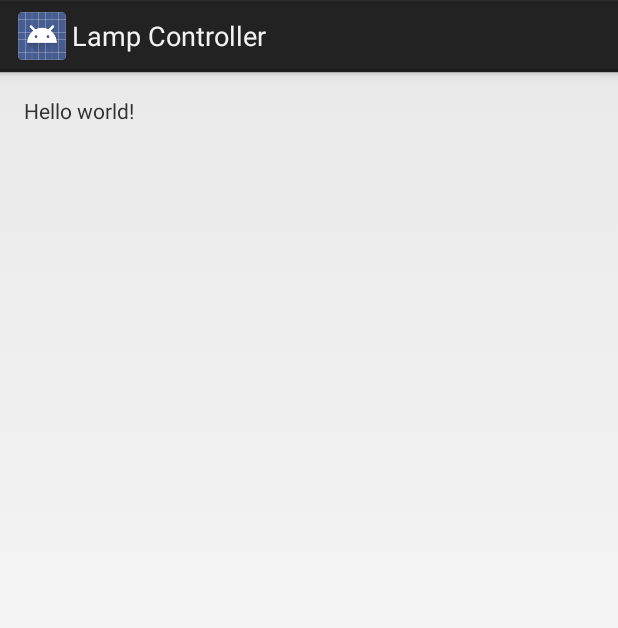
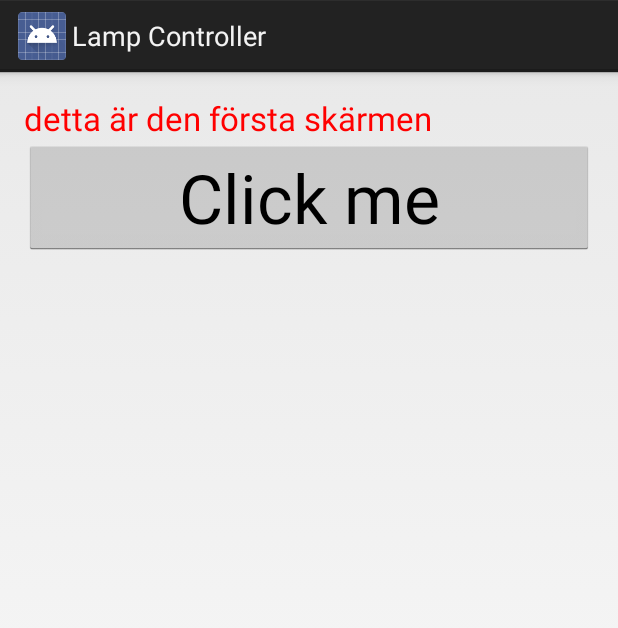
Before and after one commit to ockka/ETSN05-Group2, an Android app: the screen it shows after launch (MainActivity before the commit, ActivityOne after it), on a phone screen of 412 x 824 dp. Shown: the top 628 px of the screen. Run offline under Robolectric (Android 15) with nearby library versions, the phone set to English and light mode, and no system bars.

Commit message:
Added activity two and a button to navigate there

```diff
--- a/app/build.gradle
+++ b/app/build.gradle
@@ -21,4 +21,5 @@ android {
 
 dependencies {
     compile fileTree(dir: 'libs', include: ['*.jar'])
+    compile 'com.squareup.retrofit:retrofit:2.0.0-beta1'
 }
--- a/app/src/main/AndroidManifest.xml
+++ b/app/src/main/AndroidManifest.xml
@@ -8,7 +8,7 @@
         android:label="@string/app_name"
         android:theme="@style/AppTheme" >
         <activity
-            android:name=".MainActivity"
+            android:name=".ActivityOne"
             android:label="@string/app_name" >
             <intent-filter>
                 <action android:name="android.intent.action.MAIN" />
@@ -16,6 +16,7 @@
                 <category android:name="android.intent.category.LAUNCHER" />
             </intent-filter>
         </activity>
+        <activity android:name=".ActivityTwo"/>
     </application>
 
 </manifest>
--- /dev/null
+++ b/app/src/main/java/com/etsn05group2/lampcontroller/ActivityOne.java
@@ -0,0 +1,23 @@
+package com.etsn05group2.lampcontroller;
+
+import android.app.Activity;
+import android.content.Intent;
+import android.os.Bundle;
+import android.util.Log;
+import android.view.View;
+
+
+public class ActivityOne extends Activity {
+
+    @Override
+    protected void onCreate(Bundle savedInstanceState) {
+        super.onCreate(savedInstanceState);
+        setContentView(R.layout.activity_one);
+    }
+
+    public void startActivityTwo(View v) {
+        Intent intent = new Intent(this, ActivityTwo.class);
+       startActivity(intent);
+    }
+
+}
--- a/app/src/main/java/com/etsn05group2/lampcontroller/MainActivity.java
+++ b/app/src/main/java/com/etsn05group2/lampcontroller/ActivityTwo.java
@@ -2,15 +2,15 @@ package com.etsn05group2.lampcontroller;
 
 import android.app.Activity;
 import android.os.Bundle;
-import android.view.Menu;
-import android.view.MenuItem;
 
-
-public class MainActivity extends Activity {
+/**
+ * Created by carl on 2015-09-18.
+ */
+public class ActivityTwo extends Activity {
 
     @Override
     protected void onCreate(Bundle savedInstanceState) {
         super.onCreate(savedInstanceState);
-        setContentView(R.layout.activity_main);
+        setContentView(R.layout.activity_two);
     }
 }
--- a/app/src/main/res/layout/activity_main.xml
+++ b/app/src/main/res/layout/activity_one.xml
@@ -1,16 +1,26 @@
-<RelativeLayout xmlns:android="http://schemas.android.com/apk/res/android"
+<LinearLayout xmlns:android="http://schemas.android.com/apk/res/android"
     xmlns:tools="http://schemas.android.com/tools"
     android:layout_width="match_parent"
     android:layout_height="match_parent"
     android:paddingLeft="@dimen/activity_horizontal_margin"
     android:paddingRight="@dimen/activity_horizontal_margin"
     android:paddingTop="@dimen/activity_vertical_margin"
+    android:orientation="vertical"
     android:paddingBottom="@dimen/activity_vertical_margin"
     tools:context=".MainActivity">
 
     <TextView
-        android:text="@string/hello_world"
+        android:text="detta är den första skärmen"
+        android:textSize="22sp"
+        android:textColor="#ff0000"
         android:layout_width="wrap_content"
         android:layout_height="wrap_content" />
 
-</RelativeLayout>
+    <Button
+        android:text="Click me"
+        android:textSize="45sp"
+        android:onClick="startActivityTwo"
+        android:layout_width="match_parent"
+        android:layout_height="wrap_content" />
+
+</LinearLayout>
--- a/build.gradle
+++ b/build.gradle
@@ -5,7 +5,7 @@ buildscript {
         jcenter()
     }
     dependencies {
-        classpath 'com.android.tools.build:gradle:1.0.0'
+        classpath 'com.android.tools.build:gradle:1.3.0'
 
         // NOTE: Do not place your application dependencies here; they belong
         // in the individual module build.gradle files
```
Also changed, not shown: app/src/main/res/layout/activity_two.xml (added, +16 -0 lines), 2 other files.
